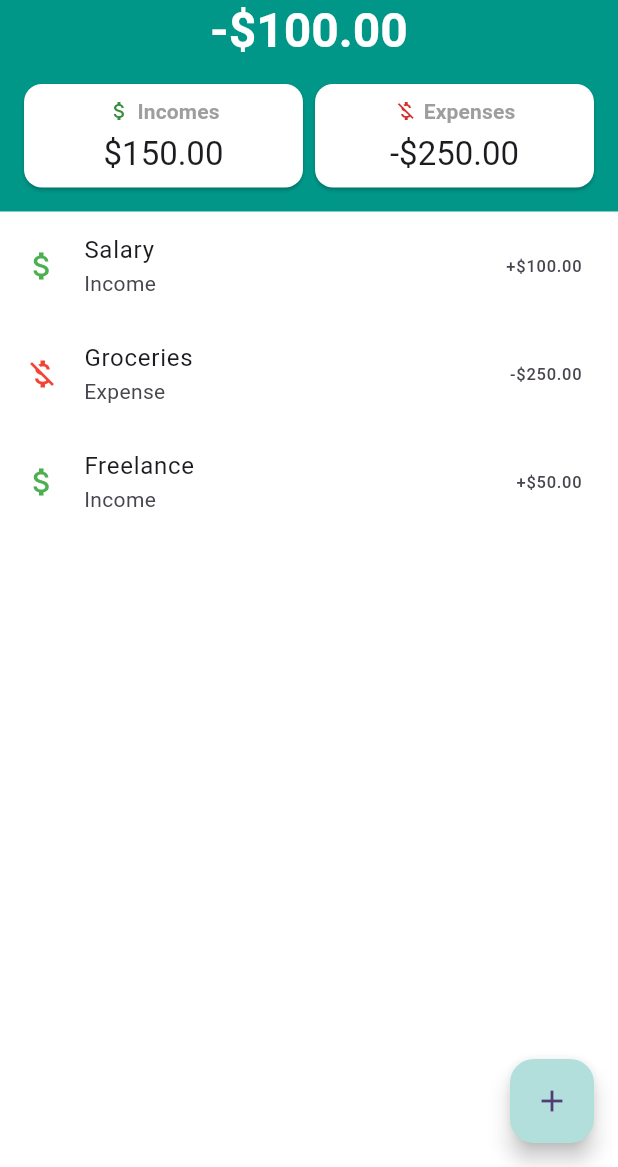
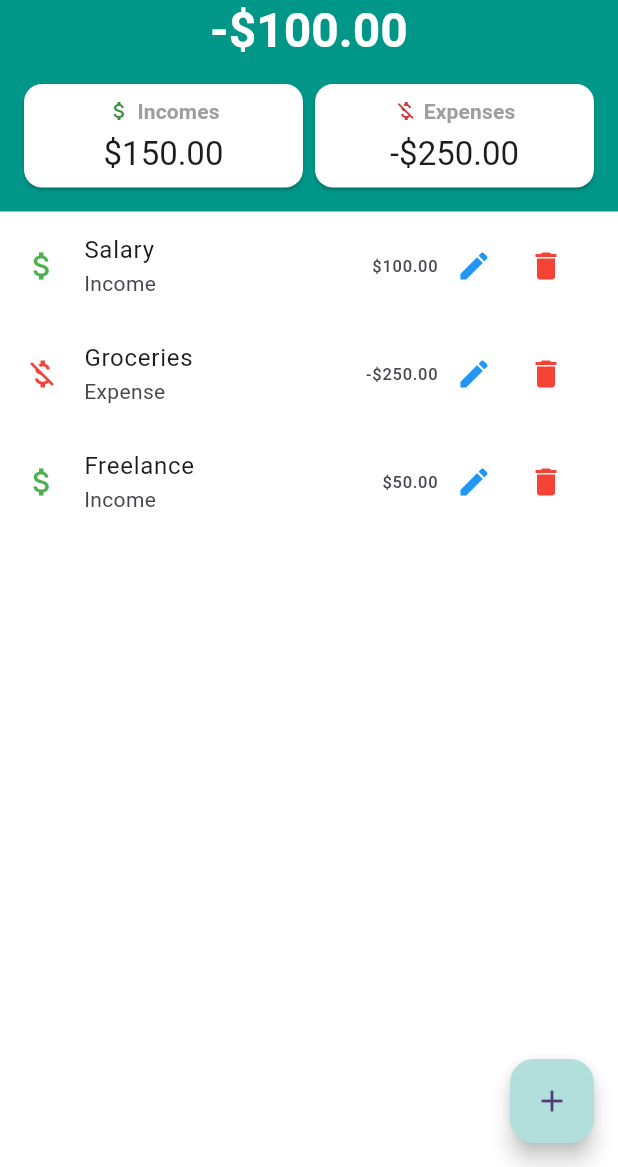
Before and after one commit to Alvarado08/money-tracker, a Flutter app: the screen it shows after launch, on a phone screen of 412 x 824 dp, the part 69-1236 px from its top. Run offline on Flutter 3.47's test engine with Material 3 defaults, Android fonts, the phone set to English and light mode, and no system bars; our stand-ins replace currency_text_input_formatter.

Commit message:
Delete transaction
Added delete icon and an onPressed event that removes the current transaction. Added the deleteTransaction method in the transactions provider.

```diff
--- a/lib/view/components/transactions_list.dart
+++ b/lib/view/components/transactions_list.dart
@@ -29,30 +29,37 @@ class TransactionsList extends StatelessWidget {
               ),
               title: Text(transaction.description),
               subtitle: Text(type),
-              trailing: Text(
-                type == "Income"
-                    ? '+\$${transaction.amount.toStringAsFixed(2)}'
-                    : '-\$${transaction.amount.abs().toStringAsFixed(2)}',
+              trailing: Row(
+                mainAxisSize: MainAxisSize.min,
+                children: [
+                  Text(
+                    transaction.type == TransactionType.expense
+                        ? "-\$${transaction.amount.abs().toStringAsFixed(2)}"
+                        : "\$${transaction.amount.toStringAsFixed(2)}",
+                  ),
+                  Row(
+                    mainAxisAlignment: MainAxisAlignment.end,
+                    children: [
+                      IconButton(
+                        icon: Icon(Icons.edit, color: Colors.blue),
+                        onPressed: () {},
+                      ),
+                      IconButton(
+                        icon: Icon(Icons.delete, color: Colors.red),
+                        onPressed: () {
+                          Provider.of<TransactionsProvider>(
+                            context,
+                            listen: false,
+                          ).deleteTransaction(transaction);
+                        },
+                      ),
+                    ],
+                  ),
+                ],
               ),
             );
           },
         ),
-        // child: ListView(
-        //   children: const [
-        //     ListTile(
-        //       leading: Icon(Icons.attach_money, color: Colors.green),
-        //       title: Text('Income'),
-        //       subtitle: Text('Salary'),
-        //       trailing: Text('\$100.00'),
-        //     ),
-        //     ListTile(
-        //       leading: Icon(Icons.money_off, color: Colors.red),
-        //       title: Text('Expense'),
-        //       subtitle: Text('Groceries'),
-        //       trailing: Text('-\$250.00'),
-        //     ),
-        //   ],
-        // ),
       ),
     );
   }
```
Also changed, not shown: lib/controller/transactions_provider.dart (+16 -0 lines).
